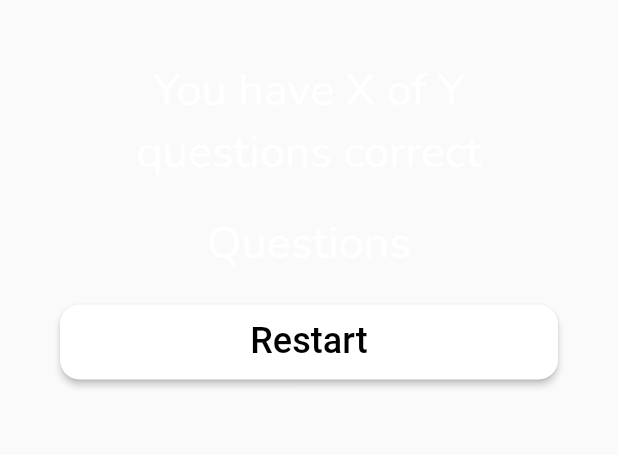
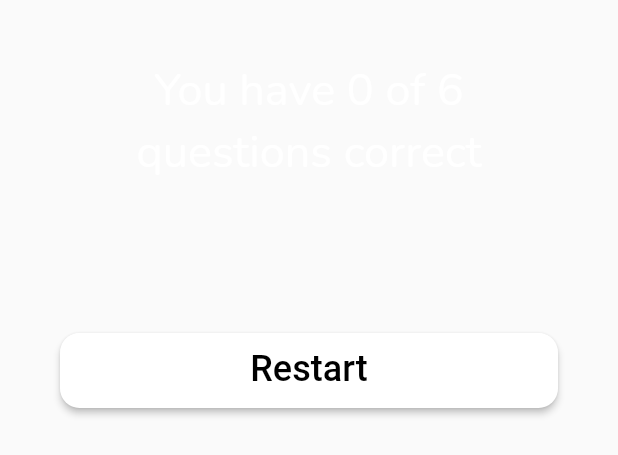
Before and after one commit to mohit-nagaraj/quiz-app, a Flutter app: the ResultScreen widget shown alone on an empty page, opened directly with empty values, on a phone screen of 412 x 824 dp. Shown: the top 455 px of the screen. Run offline on Flutter 3.47's test engine with Material 2 defaults, Android fonts, the phone set to English and light mode, and no system bars.

Commit message:
Final update

```diff
--- a/quiz_app/lib/result.dart
+++ b/quiz_app/lib/result.dart
@@ -2,6 +2,7 @@ import 'package:flutter/material.dart';
 import 'package:quiz_app/models/styled_button.dart';
 import 'package:quiz_app/styled_text.dart';
 import 'package:quiz_app/data/questions.dart';
+import 'package:quiz_app/result_summary.dart';
 
 class ResultScreen extends StatelessWidget {
   const ResultScreen(this.chosenAns, this.changeState, {super.key});
@@ -14,7 +15,9 @@ class ResultScreen extends StatelessWidget {
     for (int i = 0; i < chosenAns.length; i++) {
       summary.add({
         'question_index': i,
-        'question': questions,
+        'question': questions[i].text,
+        'correct_answer': questions[i].answers[0],
+        'user_answer': chosenAns[i]
       });
     }
     return summary;
@@ -22,16 +25,22 @@ class ResultScreen extends StatelessWidget {
 
   @override
   Widget build(context) {
+    final summaryDatas = getSummary();
+    final numTotalQ = questions.length;
+    final numCorrectQ = summaryDatas.where((data) {
+      return data['user_answer'] == data['correct_answer'];
+    }).length;
     return Container(
       margin: const EdgeInsets.all(40),
       child: Column(
         mainAxisSize: MainAxisSize.min,
         crossAxisAlignment: CrossAxisAlignment.stretch,
         children: [
-          StyledText.dflt('You have X of Y questions correct'),
-          const SizedBox(height: 20),
-          StyledText.dflt('Questions'),
-          const SizedBox(height: 20),
+          StyledText.dflt(
+              'You have $numCorrectQ of $numTotalQ questions correct'),
+          const SizedBox(height: 60),
+          ResultSummary(summaryDatas),
+          const SizedBox(height: 40),
           StyledButton('Restart', changeState)
         ],
       ),
```
Also changed, not shown: quiz_app/lib/quiz.dart (+5 -2 lines), quiz_app/lib/result_summary.dart (added, +75 -0 lines).
